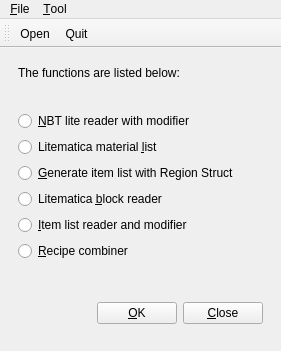
The window that src/qt/mainwindow.ui (DreamHelium/dhlrc) describes before a commit, drawn with Qt 5.
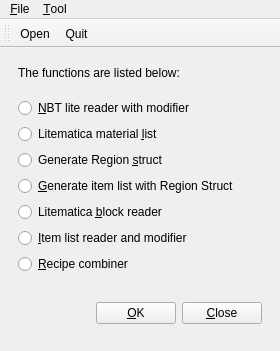
The same window after the commit. Icons and pictures are not drawn.

Commit message: [0.3.2-pre] Add Region to NBT transfer

Patch:
```diff
--- a/src/qt/mainwindow.ui
+++ b/src/qt/mainwindow.ui
@@ -6,7 +6,7 @@
    <rect>
     <x>0</x>
     <y>0</y>
-    <width>281</width>
+    <width>280</width>
     <height>351</height>
    </rect>
   </property>
@@ -59,6 +59,13 @@
              </property>
             </widget>
            </item>
+           <item>
+            <widget class="QRadioButton" name="genRegionBtn">
+             <property name="text">
+              <string>Generate Region &amp;struct</string>
+             </property>
+            </widget>
+           </item>
            <item>
             <widget class="QRadioButton" name="generateButton">
              <property name="text">
@@ -145,7 +152,7 @@
     <rect>
      <x>0</x>
      <y>0</y>
-     <width>281</width>
+     <width>280</width>
      <height>31</height>
     </rect>
    </property>
```
The commit also changes 17 other files.
